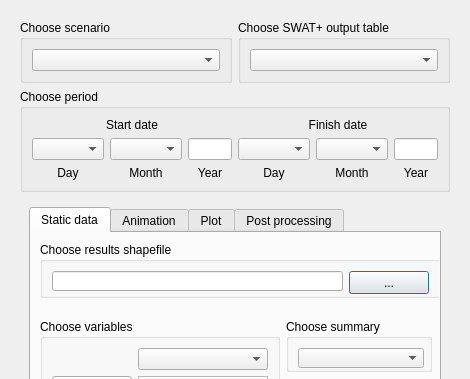
This is QSWATPlus/ui_visualise.ui in swat-model/QSWATPlus as Qt 5 draws it before an edit; both pictures show x 0 to 470 and y 0 to 379 of the 470 by 655 pixel window. The edited form follows.
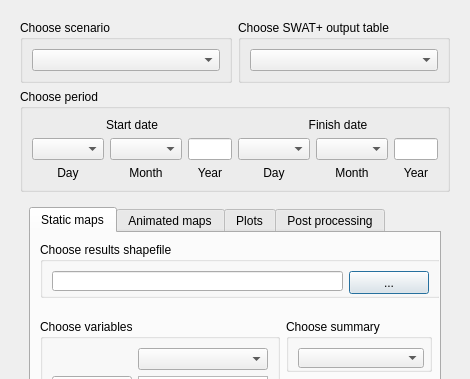
This is the edited form. Icons and pictures are not drawn.

What changed in the file:
```diff
--- a/QSWATPlus/ui_visualise.ui
+++ b/QSWATPlus/ui_visualise.ui
@@ -99,7 +99,7 @@
            </property>
            <widget class="QWidget" name="staticTab">
             <attribute name="title">
-             <string>Static data</string>
+             <string>Static maps</string>
             </attribute>
             <widget class="QGroupBox" name="resultsFileBox">
              <property name="geometry">
@@ -398,7 +398,7 @@
            </widget>
            <widget class="QWidget" name="animationTab">
             <attribute name="title">
-             <string>Animation</string>
+             <string>Animated maps</string>
             </attribute>
             <layout class="QGridLayout" name="gridLayout_9">
              <item row="1" column="2">
@@ -806,7 +806,7 @@
            </widget>
            <widget class="QWidget" name="plotTab">
             <attribute name="title">
-             <string>Plot</string>
+             <string>Plots</string>
             </attribute>
             <layout class="QGridLayout" name="gridLayout_3">
              <item row="0" column="0" colspan="6">
```
